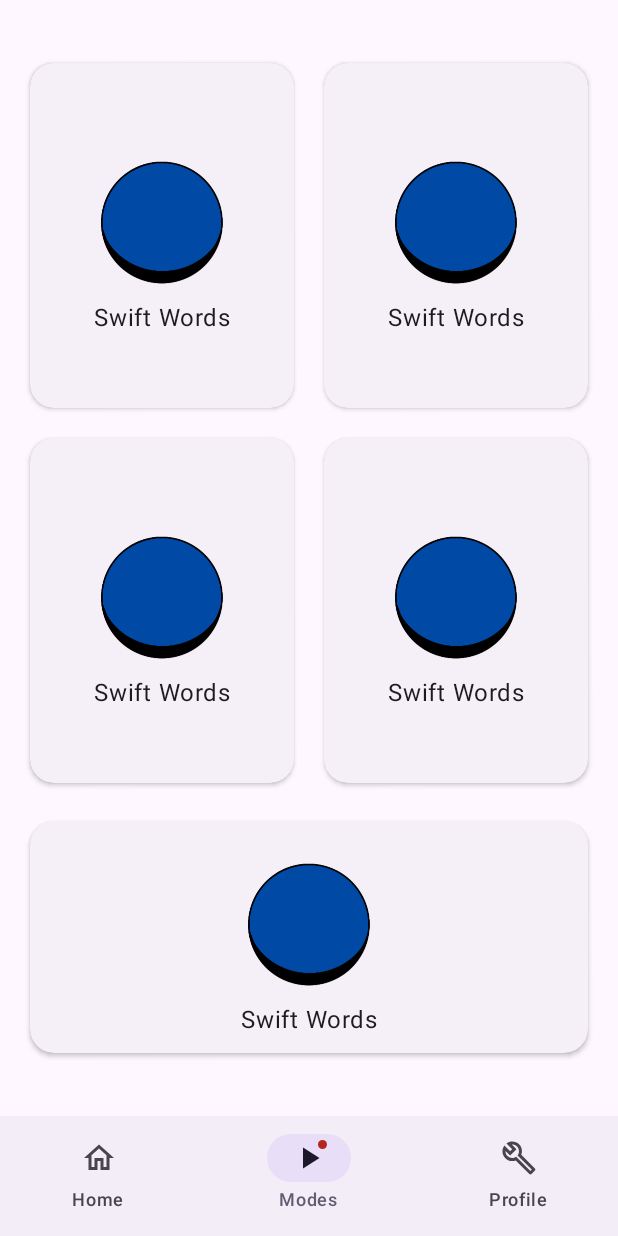
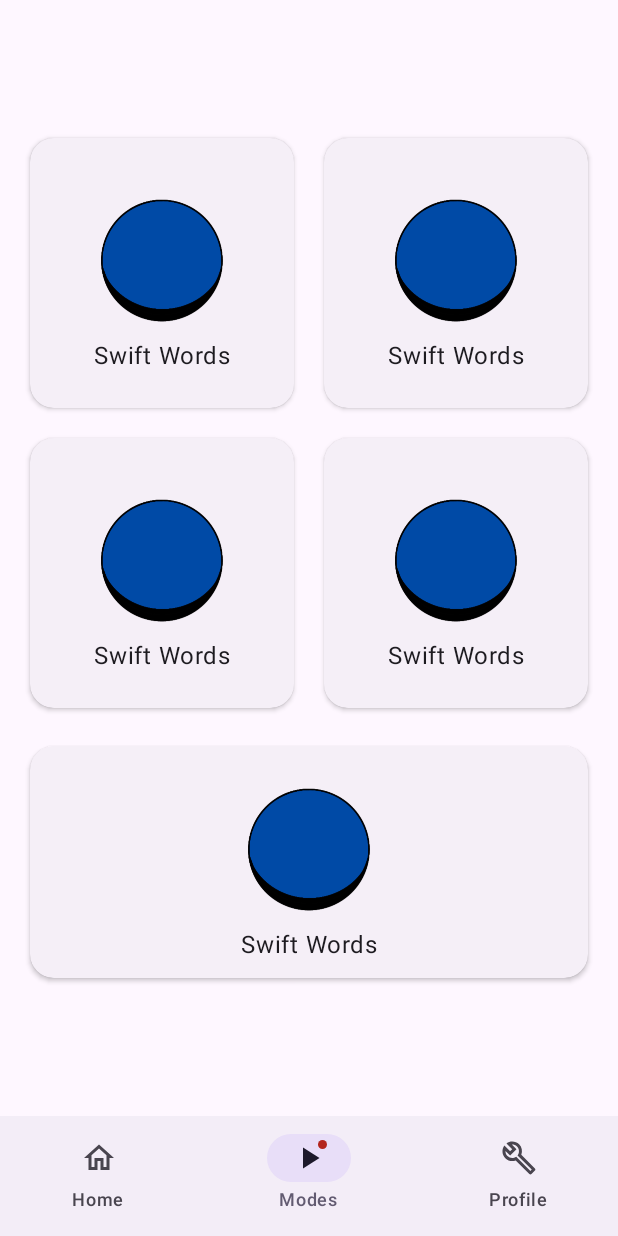
Before and after one commit to klokidis/SwiftWords, an Android app built with Jetpack Compose: the ModesScreen screen opened through its navigation route, on a phone screen of 412 x 824 dp. Run offline under Robolectric (Android 15) with nearby library versions, the phone set to English and light mode, and no system bars.

Commit message:
improve modes and lower number levels

```diff
--- a/app/src/main/java/com/example/swiftwords/ui/LevelScreen.kt
+++ b/app/src/main/java/com/example/swiftwords/ui/LevelScreen.kt
@@ -53,7 +53,7 @@ fun LevelScreen() {
         var rightPadding = 0.dp
         var step = 0
 
-        for (i in 0..1000) {
+        for (i in 0..50) {
             if (i != 0){
                 when (step) {
                     in 0..2 -> {
--- a/app/src/main/java/com/example/swiftwords/ui/ModesScreen.kt
+++ b/app/src/main/java/com/example/swiftwords/ui/ModesScreen.kt
@@ -92,7 +92,7 @@ fun ModeCard(
         ),
         modifier = modifier
             .padding(10.dp)
-            .height(230.dp)
+            .height(180.dp)
             .shadow(
                 elevation = 2.dp,
                 shape = RoundedCornerShape(16.dp)
```
